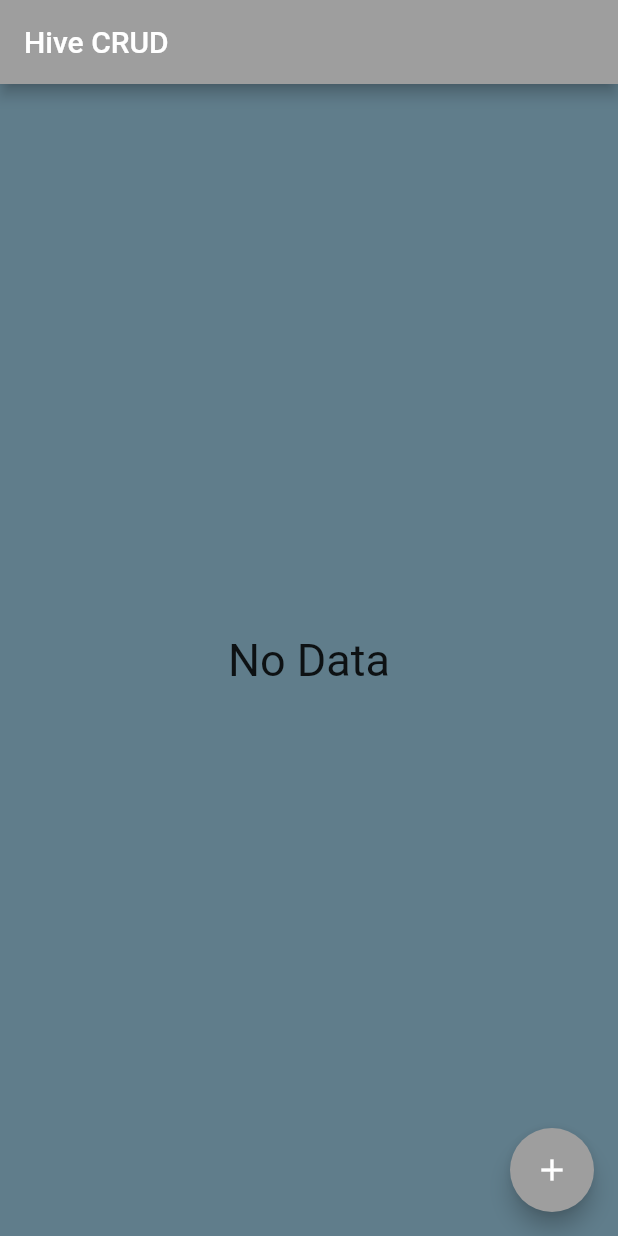
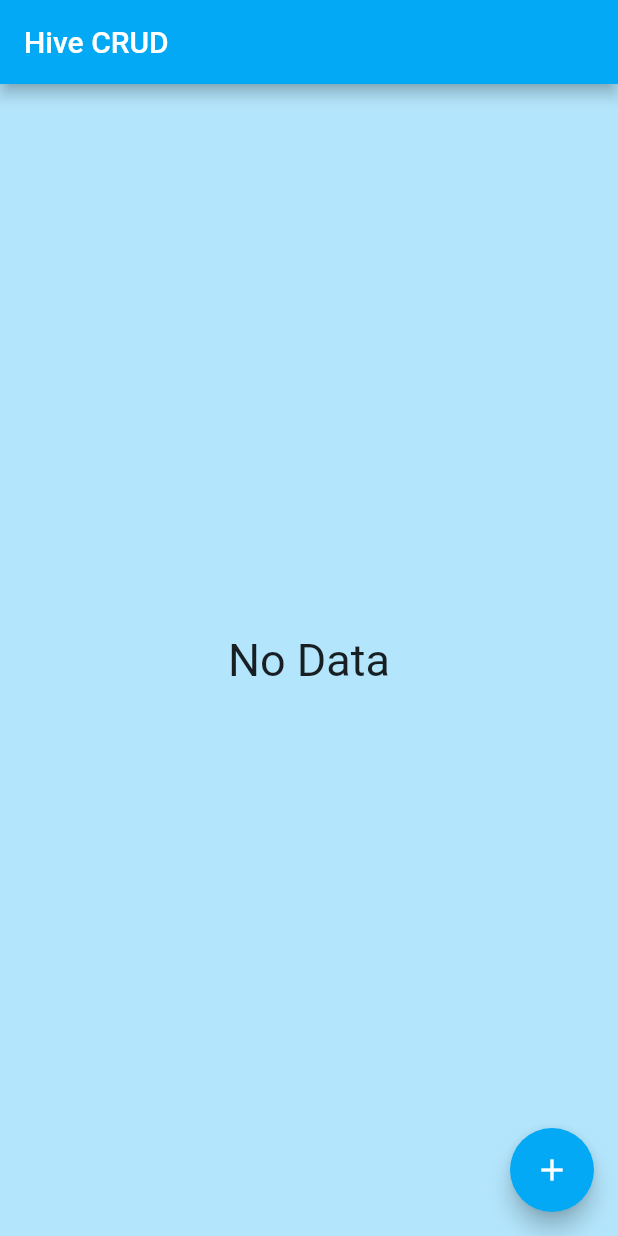
Before and after one commit to md-siam/hive_crud, a Flutter app: the screen it shows after launch, on a phone screen of 412 x 824 dp. Run offline on Flutter 3.47's test engine with Material 2 defaults, Android fonts, the phone set to English and light mode, and no system bars; our stand-ins replace hive, hive_flutter; accounts and stored records are empty.

Commit message:
doc: READEM.md fileedit

```diff
--- a/lib/main.dart
+++ b/lib/main.dart
@@ -18,9 +18,9 @@ class MyApp extends StatelessWidget {
   @override
   Widget build(BuildContext context) {
     return MaterialApp(
-      title: 'Hive CRUD',
+      title: 'Hive CRUD Operation',
       debugShowCheckedModeBanner: false,
-      theme: ThemeData(primarySwatch: Colors.grey),
+      theme: ThemeData(primarySwatch: Colors.lightBlue),
       home: const HomePage(),
     );
   }
--- a/lib/views/home_page.dart
+++ b/lib/views/home_page.dart
@@ -147,7 +147,7 @@ class _HomePageState extends State<HomePage> {
   @override
   Widget build(BuildContext context) {
     return Scaffold(
-      backgroundColor: Colors.blueGrey,
+      backgroundColor: Colors.lightBlue[100],
       appBar: AppBar(
         title: const Text(
           'Hive CRUD',
```
Also changed, not shown: 1 other file.
